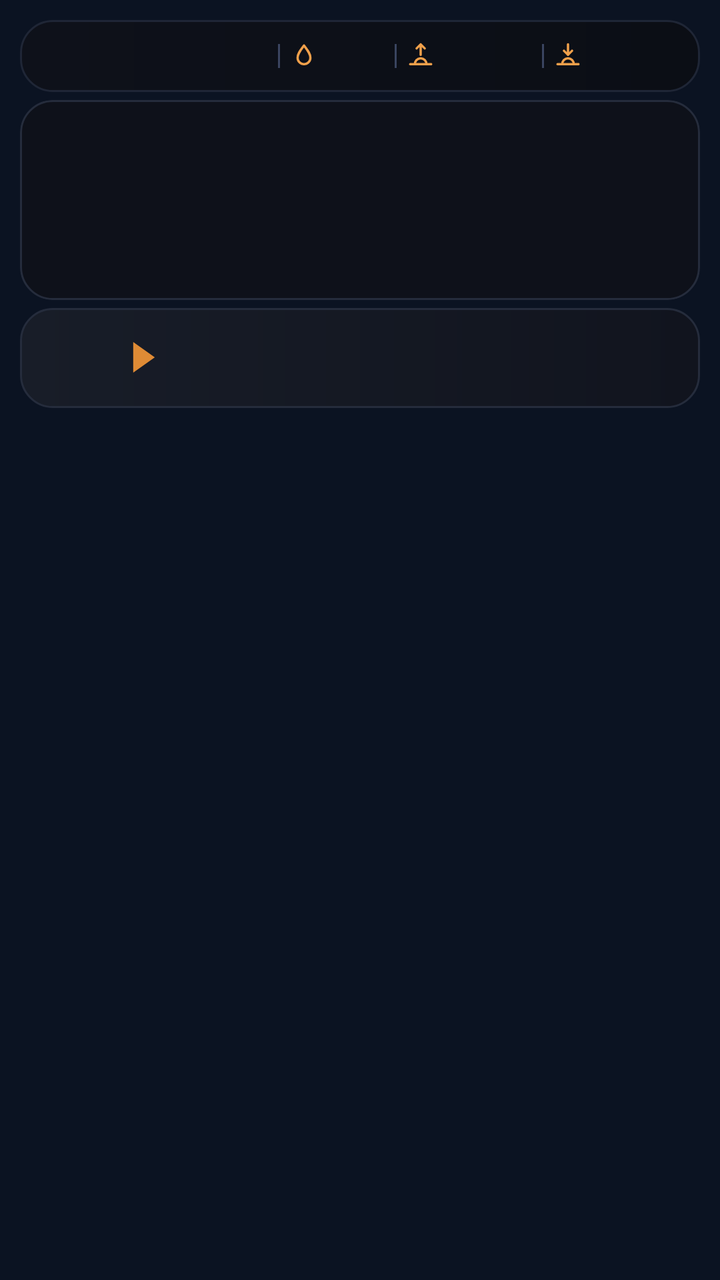
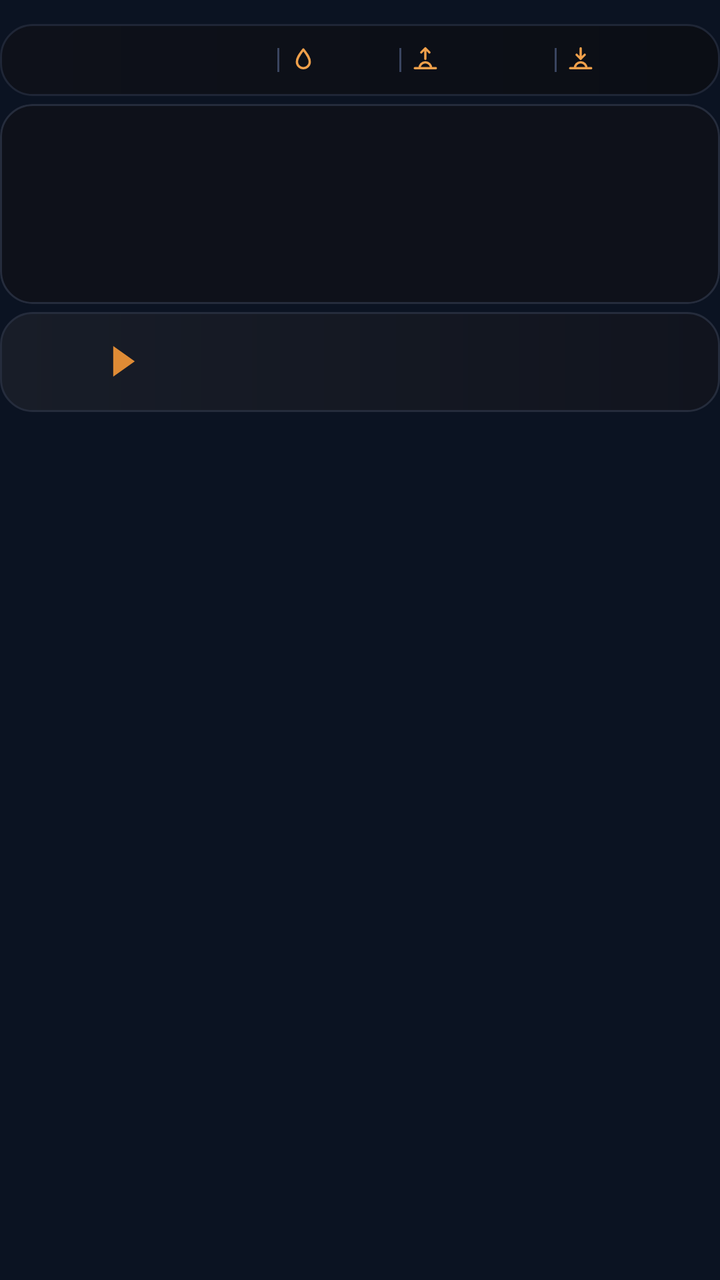

The first picture is an Android layout as it rendered before a commit; the second is the same layout after the commit. The layout source and the unified diff follow.
<!-- AndroidManifest.xml: application theme AppTheme -->
<!-- res/layout/widget_k1.xml -->
<?xml version="1.0" encoding="utf-8"?>
<FrameLayout xmlns:android="http://schemas.android.com/apk/res/android"
    android:id="@+id/root"
    android:layout_width="match_parent"
    android:layout_height="match_parent"
    android:padding="10dp">

    <LinearLayout
        android:layout_width="match_parent"
        android:layout_height="wrap_content"
        android:orientation="vertical">
        <LinearLayout
            android:layout_width="match_parent"
            android:layout_height="36dp"
            android:orientation="horizontal"
            android:gravity="center"
            android:background="@drawable/cur_header"
            android:paddingStart="10dp"
            android:paddingEnd="10dp">
            <ImageView
                android:id="@+id/hdr_feels"
                android:layout_width="0dp"
                android:layout_height="18dp"
                android:layout_weight="15"
                android:scaleType="fitCenter" />
            <ImageView
                android:id="@+id/sep0"
                android:layout_width="1dp"
                android:layout_height="12dp"
                android:src="@drawable/cur_sep"
                android:layout_marginStart="5dp"
                android:layout_marginEnd="5dp"
                android:scaleType="fitXY" />
            <ImageView
                android:id="@+id/ic0"
                android:layout_width="14dp"
                android:layout_height="14dp"
                android:src="@drawable/ic_drop"
                android:scaleType="fitCenter" />
            <ImageView
                android:id="@+id/hdr_hum"
                android:layout_width="0dp"
                android:layout_height="18dp"
                android:layout_weight="4"
                android:layout_marginStart="3dp"
                android:scaleType="fitStart" />
            <ImageView
                android:id="@+id/sep1"
                android:layout_width="1dp"
                android:layout_height="12dp"
                android:src="@drawable/cur_sep"
                android:layout_marginStart="5dp"
                android:layout_marginEnd="5dp"
                android:scaleType="fitXY" />
            <ImageView
                android:id="@+id/ic1"
                android:layout_width="14dp"
                android:layout_height="14dp"
                android:src="@drawable/ic_sunrise"
                android:scaleType="fitCenter" />
            <ImageView
                android:id="@+id/hdr_rise"
                android:layout_width="0dp"
                android:layout_height="18dp"
                android:layout_weight="6"
                android:layout_marginStart="3dp"
                android:scaleType="fitStart" />
            <ImageView
                android:id="@+id/sep2"
                android:layout_width="1dp"
                android:layout_height="12dp"
                android:src="@drawable/cur_sep"
                android:layout_marginStart="5dp"
                android:layout_marginEnd="5dp"
                android:scaleType="fitXY" />
            <ImageView
                android:id="@+id/ic2"
                android:layout_width="14dp"
                android:layout_height="14dp"
                android:src="@drawable/ic_sunset"
                android:scaleType="fitCenter" />
            <ImageView
                android:id="@+id/hdr_set"
                android:layout_width="0dp"
                android:layout_height="18dp"
                android:layout_weight="6"
                android:layout_marginStart="3dp"
                android:scaleType="fitStart" />
        </LinearLayout>
        <LinearLayout
            android:layout_width="match_parent"
            android:layout_height="100dp"
            android:orientation="horizontal"
            android:layout_marginTop="4dp"
            android:background="@drawable/cur_clocks"
            android:clipToOutline="true"
            android:padding="1dp">
            <FrameLayout
                android:layout_width="0dp"
                android:layout_height="match_parent"
                android:layout_weight="1">
                <ImageView
                    android:id="@+id/clk_bg_0"
                    android:layout_width="match_parent"
                    android:layout_height="match_parent"
                    android:scaleType="fitXY" />
                <LinearLayout
                    android:layout_width="match_parent"
                    android:layout_height="match_parent"
                    android:orientation="vertical"
                    android:gravity="center"
                    android:paddingStart="2dp"
                    android:paddingEnd="2dp">
                    <ImageView
                        android:id="@+id/clk_day_0"
                        android:layout_width="match_parent"
                        android:layout_height="16dp"
                        android:scaleType="fitCenter" />
                    <ImageView
                        android:id="@+id/clk_time_0"
                        android:layout_width="match_parent"
                        android:layout_height="30dp"
                        android:scaleType="fitCenter" />
                    <ImageView
                        android:id="@+id/clk_city_0"
                        android:layout_width="match_parent"
                        android:layout_height="17dp"
                        android:scaleType="fitCenter" />
                </LinearLayout>
            </FrameLayout>
            <FrameLayout
                android:layout_width="0dp"
                android:layout_height="match_parent"
                android:layout_weight="1">
                <ImageView
                    android:id="@+id/clk_bg_1"
                    android:layout_width="match_parent"
                    android:layout_height="match_parent"
                    android:scaleType="fitXY" />
                <LinearLayout
                    android:layout_width="match_parent"
                    android:layout_height="match_parent"
                    android:orientation="vertical"
                    android:gravity="center"
                    android:paddingStart="2dp"
                    android:paddingEnd="2dp">
                    <ImageView
                        android:id="@+id/clk_day_1"
                        android:layout_width="match_parent"
                        android:layout_height="16dp"
                        android:scaleType="fitCenter" />
                    <ImageView
                        android:id="@+id/clk_time_1"
                        android:layout_width="match_parent"
                        android:layout_height="30dp"
                        android:scaleType="fitCenter" />
                    <ImageView
                        android:id="@+id/clk_city_1"
                        android:layout_width="match_parent"
                        android:layout_height="17dp"
                        android:scaleType="fitCenter" />
                </LinearLayout>
            </FrameLayout>
            <FrameLayout
                android:layout_width="0dp"
                android:layout_height="match_parent"
                android:layout_weight="1">
                <ImageView
                    android:id="@+id/clk_bg_2"
                    android:layout_width="match_parent"
                    android:layout_height="match_parent"
                    android:scaleType="fitXY" />
                <LinearLayout
                    android:layout_width="match_parent"
                    android:layout_height="match_parent"
                    android:orientation="vertical"
                    android:gravity="center"
                    android:paddingStart="2dp"
                    android:paddingEnd="2dp">
                    <ImageView
                        android:id="@+id/clk_day_2"
                        android:layout_width="match_parent"
                        android:layout_height="16dp"
                        android:scaleType="fitCenter" />
                    <ImageView
                        android:id="@+id/clk_time_2"
                        android:layout_width="match_parent"
                        android:layout_height="30dp"
                        android:scaleType="fitCenter" />
                    <ImageView
                        android:id="@+id/clk_city_2"
                        android:layout_width="match_parent"
                        android:layout_height="17dp"
                        android:scaleType="fitCenter" />
                </LinearLayout>
            </FrameLayout>
            <FrameLayout
                android:layout_width="0dp"
                android:layout_height="match_parent"
                android:layout_weight="1">
                <ImageView
                    android:id="@+id/clk_bg_3"
                    android:layout_width="match_parent"
                    android:layout_height="match_parent"
                    android:scaleType="fitXY" />
                <LinearLayout
                    android:layout_width="match_parent"
                    android:layout_height="match_parent"
                    android:orientation="vertical"
                    android:gravity="center"
                    android:paddingStart="2dp"
                    android:paddingEnd="2dp">
                    <ImageView
                        android:id="@+id/clk_day_3"
                        android:layout_width="match_parent"
                        android:layout_height="16dp"
                        android:scaleType="fitCenter" />
                    <ImageView
                        android:id="@+id/clk_time_3"
                        android:layout_width="match_parent"
                        android:layout_height="30dp"
                        android:scaleType="fitCenter" />
                    <ImageView
                        android:id="@+id/clk_city_3"
                        android:layout_width="match_parent"
                        android:layout_height="17dp"
                        android:scaleType="fitCenter" />
                </LinearLayout>
            </FrameLayout>
        </LinearLayout>
        <LinearLayout
            android:layout_width="match_parent"
            android:layout_height="50dp"
            android:orientation="horizontal"
            android:gravity="center_vertical"
            android:layout_marginTop="4dp"
            android:background="@drawable/cur_row_light"
            android:paddingStart="10dp"
            android:paddingEnd="10dp">
            <LinearLayout
                android:layout_width="wrap_content"
                android:layout_height="wrap_content"
                android:orientation="horizontal"
                android:gravity="center_vertical">
                <ImageView
                    android:id="@+id/fl_a_0"
                    android:layout_width="32dp"
                    android:layout_height="27dp"
                    android:scaleType="fitCenter" />
                <ImageView
                    android:id="@+id/code_a_0"
                    android:layout_width="wrap_content"
                    android:layout_height="22dp"
                    android:adjustViewBounds="true"
                    android:layout_marginStart="6dp"
                    android:scaleType="fitStart" />
                <ImageView
                    android:id="@+id/arrow_0"
                    android:layout_width="12dp"
                    android:layout_height="16dp"
                    android:src="@drawable/cur_arrow"
                    android:layout_marginStart="8dp"
                    android:layout_marginEnd="10dp"
                    android:scaleType="fitCenter" />
                <ImageView
                    android:id="@+id/fl_b_0"
                    android:layout_width="32dp"
                    android:layout_height="27dp"
                    android:scaleType="fitCenter" />
                <ImageView
                    android:id="@+id/code_b_0"
                    android:layout_width="wrap_content"
                    android:layout_height="22dp"
                    android:adjustViewBounds="true"
                    android:layout_marginStart="6dp"
                    android:scaleType="fitStart" />
            </LinearLayout>
            <FrameLayout
                android:layout_width="0dp"
                android:layout_height="1dp"
                android:layout_weight="1" />
            <LinearLayout
                android:layout_width="108dp"
                android:layout_height="wrap_content"
                android:orientation="vertical"
                android:layout_marginStart="6dp">
                <LinearLayout
                    android:layout_width="match_parent"
                    android:layout_height="wrap_content"
                    android:orientation="horizontal"
                    android:gravity="center_vertical">
                    <ImageView
                        android:id="@+id/mkt_lbl_0"
                        android:layout_width="40dp"
                        android:layout_height="14dp"
                        android:scaleType="fitStart" />
                    <ImageView
                        android:id="@+id/mkt_val_0"
                        android:layout_width="0dp"
                        android:layout_height="20dp"
                        android:layout_weight="1"
                        android:scaleType="fitEnd" />
                </LinearLayout>
                <LinearLayout
                    android:layout_width="match_parent"
                    android:layout_height="wrap_content"
                    android:orientation="horizontal"
                    android:gravity="center_vertical"
                    android:layout_marginTop="2dp">
                    <ImageView
                        android:id="@+id/visa_logo_0"
                        android:layout_width="40dp"
                        android:layout_height="20dp"
                        android:scaleType="fitStart" />
                    <ImageView
                        android:id="@+id/visa_val_0"
                        android:layout_width="0dp"
                        android:layout_height="17dp"
                        android:layout_weight="1"
                        android:scaleType="fitEnd" />
                </LinearLayout>
            </LinearLayout>
        </LinearLayout>
    </LinearLayout>
</FrameLayout>
<!-- resources referenced by this layout -->
<resources>
  <!-- drawable cur_arrow (drawable) -->
  <?xml version="1.0" encoding="utf-8"?>
  <vector xmlns:android="http://schemas.android.com/apk/res/android" android:width="20dp" android:height="26dp" android:viewportWidth="20" android:viewportHeight="26">
      <path android:fillColor="#FFDF8B35" android:pathData="M1,0L1,26L19,13Z" />
  </vector>
  <!-- drawable cur_clocks (drawable) -->
  <?xml version="1.0" encoding="utf-8"?>
  <shape xmlns:android="http://schemas.android.com/apk/res/android" android:shape="rectangle">
      <gradient android:angle="0" android:startColor="#FF0E111A" android:endColor="#FF0E111A" />
      <stroke android:width="1dp" android:color="#FF252C3C" />
      <corners android:radius="@dimen/widget_radius" />
  </shape>
  <!-- drawable cur_header (drawable) -->
  <?xml version="1.0" encoding="utf-8"?>
  <shape xmlns:android="http://schemas.android.com/apk/res/android" android:shape="rectangle">
      <gradient android:angle="0" android:startColor="#FF0E111A" android:endColor="#FF0B0E15" />
      <stroke android:width="1dp" android:color="#FF1F2636" />
      <corners android:radius="@dimen/widget_radius" />
  </shape>
  <!-- drawable cur_row_light (drawable) -->
  <?xml version="1.0" encoding="utf-8"?>
  <shape xmlns:android="http://schemas.android.com/apk/res/android" android:shape="rectangle">
      <gradient android:angle="0" android:startColor="#FF181D28" android:endColor="#FF11141E" />
      <stroke android:width="1dp" android:color="#FF252C3C" />
      <corners android:radius="@dimen/widget_radius" />
  </shape>
  <!-- drawable cur_sep (drawable) -->
  <?xml version="1.0" encoding="utf-8"?>
  <shape xmlns:android="http://schemas.android.com/apk/res/android" android:shape="rectangle"><solid android:color="#FF3A4560" /></shape>
  <!-- drawable ic_drop (drawable) -->
  <?xml version="1.0" encoding="utf-8"?>
  <vector xmlns:android="http://schemas.android.com/apk/res/android" android:width="24dp" android:height="24dp" android:viewportWidth="24" android:viewportHeight="24">
      <path android:strokeColor="#FFF0A04B" android:strokeWidth="2" android:strokeLineJoin="round" android:fillColor="#00000000"
          android:pathData="M12,3C15,7 17.5,10 17.5,13.5A5.5,5.5 0,0 1,6.5 13.5C6.5,10 9,7 12,3Z" />
  </vector>
  <!-- drawable ic_sunrise (drawable) -->
  <?xml version="1.0" encoding="utf-8"?>
  <vector xmlns:android="http://schemas.android.com/apk/res/android" android:width="24dp" android:height="24dp" android:viewportWidth="24" android:viewportHeight="24">
      <path android:strokeColor="#FFF0A04B" android:strokeWidth="2" android:strokeLineCap="round" android:strokeLineJoin="round" android:fillColor="#00000000"
          android:pathData="M3,19L21,19M7,19A5,5 0,0 1,17 19M12,2L12,11M8.5,5.5L12,2L15.5,5.5" />
  </vector>
  <!-- drawable ic_sunset (drawable) -->
  <?xml version="1.0" encoding="utf-8"?>
  <vector xmlns:android="http://schemas.android.com/apk/res/android" android:width="24dp" android:height="24dp" android:viewportWidth="24" android:viewportHeight="24">
      <path android:strokeColor="#FFF0A04B" android:strokeWidth="2" android:strokeLineCap="round" android:strokeLineJoin="round" android:fillColor="#00000000"
          android:pathData="M3,19L21,19M7,19A5,5 0,0 1,17 19M12,2L12,11M8.5,7.5L12,11L15.5,7.5" />
  </vector>
  <style name="AppTheme" parent="@android:style/Theme.DeviceDefault.NoActionBar">
          <item name="android:colorAccent">#DF8B35</item>
          <item name="android:colorControlActivated">#DF8B35</item>
          <item name="android:windowBackground">#0B1322</item>
          <item name="android:statusBarColor">#0E111A</item>
          <item name="android:navigationBarColor">#0B1322</item>
          <item name="android:textColorHint">#718096</item>
      </style>
  <dimen name="widget_radius">16dp</dimen>
</resources>

<!-- the commit's change to res/layout/widget_k1.xml (unified diff, before → after) -->
@@ -3,7 +3,8 @@
     android:id="@+id/root"
     android:layout_width="match_parent"
     android:layout_height="match_parent"
-    android:padding="10dp">
+    android:paddingTop="12dp"
+    android:paddingBottom="12dp">
 
     <LinearLayout
         android:layout_width="match_parent"
